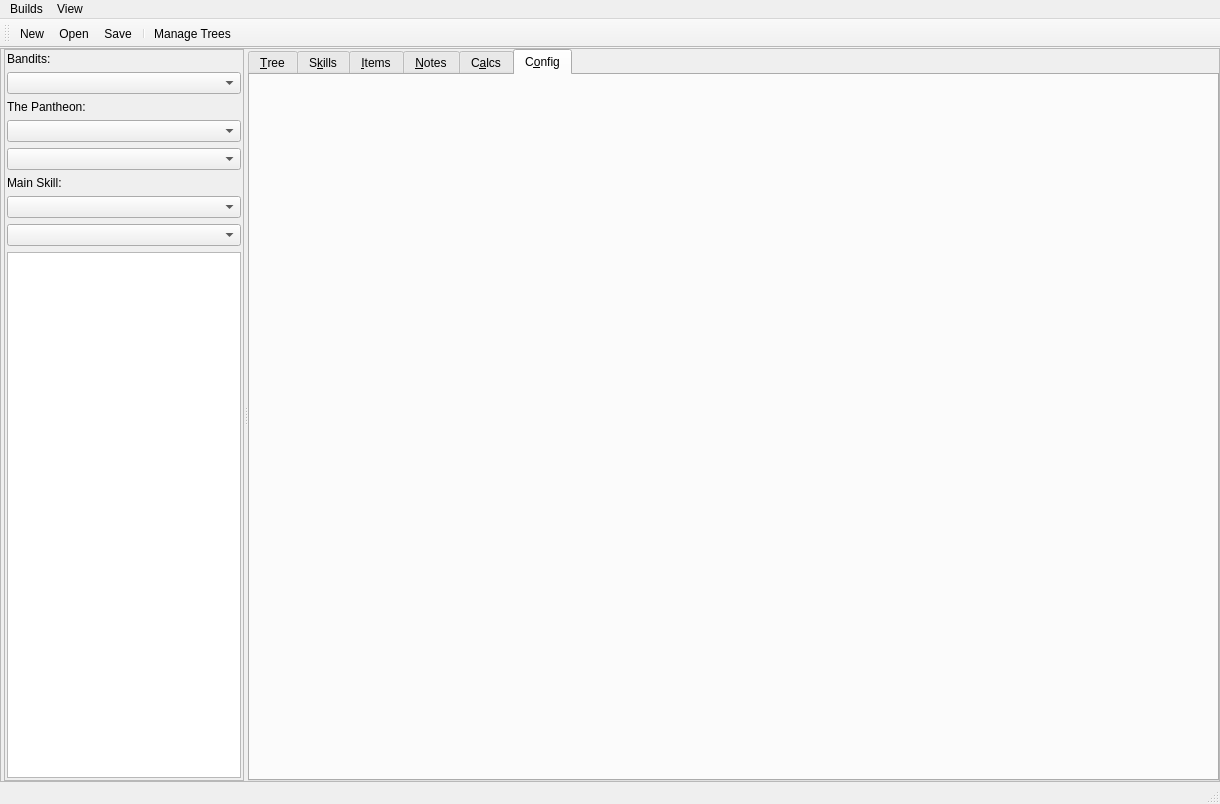
First picture: the form in Assets/PoB_Main_Window.ui, repository PathOfBuildingCommunity/PathOfBuilding-Python, before the edit.
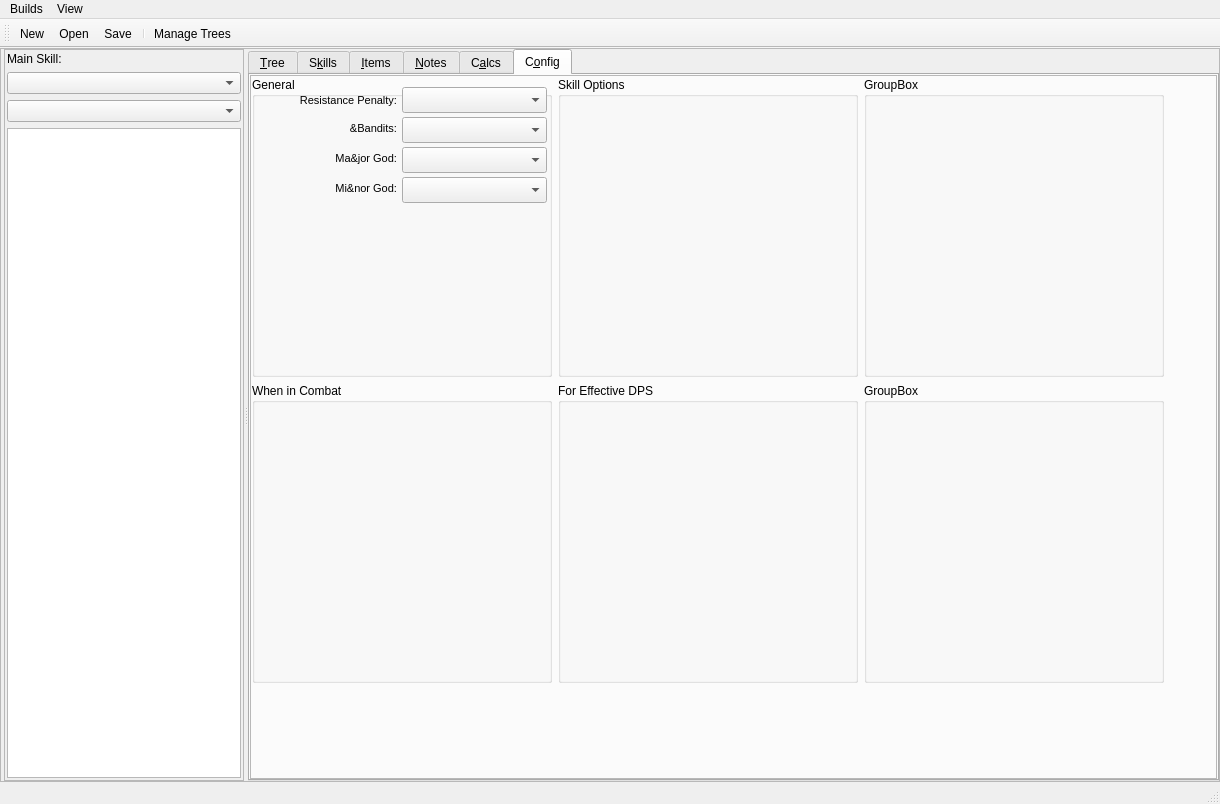
Second picture: the form after the edit. The open tabs and pages were chosen to show the change. Icons and pictures are not drawn.

The edit to the form file:
```diff
--- a/Assets/PoB_Main_Window.ui
+++ b/Assets/PoB_Main_Window.ui
@@ -19,6 +19,12 @@
   <property name="windowTitle">
    <string>MainWindow</string>
   </property>
+  <property name="styleSheet">
+   <string notr="true">QMenu {padding-left: 0px;}
+QMenu::item {padding-left: 0px;}
+QMenu::item:selected {background-color: rgb(0, 85, 127);color: rgb(255, 255, 255);}
+QAction {padding-left: 0px;}</string>
+  </property>
   <widget class="QWidget" name="centralwidget">
    <layout class="QHBoxLayout" name="horizontalLayout">
     <property name="leftMargin">
@@ -142,104 +148,7 @@
             <property name="bottomMargin">
              <number>2</number>
             </property>
-            <item row="5" column="0">
-             <widget class="QLabel" name="label_MainSkill">
-              <property name="minimumSize">
-               <size>
-                <width>0</width>
-                <height>0</height>
-               </size>
-              </property>
-              <property name="text">
-               <string>Main Skill:</string>
-              </property>
-             </widget>
-            </item>
-            <item row="4" column="0">
-             <widget class="QComboBox" name="combo_MinorGods">
-              <property name="sizePolicy">
-               <sizepolicy hsizetype="Expanding" vsizetype="Fixed">
-                <horstretch>0</horstretch>
-                <verstretch>0</verstretch>
-               </sizepolicy>
-              </property>
-              <property name="minimumSize">
-               <size>
-                <width>180</width>
-                <height>0</height>
-               </size>
-              </property>
-              <property name="maximumSize">
-               <size>
-                <width>280</width>
-                <height>16777215</height>
-               </size>
-              </property>
-              <property name="placeholderText">
-               <string>Make a Selection</string>
-              </property>
-             </widget>
-            </item>
-            <item row="3" column="0">
-             <widget class="QComboBox" name="combo_MajorGods">
-              <property name="sizePolicy">
-               <sizepolicy hsizetype="Expanding" vsizetype="Fixed">
-                <horstretch>0</horstretch>
-                <verstretch>0</verstretch>
-               </sizepolicy>
-              </property>
-              <property name="minimumSize">
-               <size>
-                <width>180</width>
-                <height>0</height>
-               </size>
-              </property>
-              <property name="maximumSize">
-               <size>
-                <width>280</width>
-                <height>16777215</height>
-               </size>
-              </property>
-              <property name="placeholderText">
-               <string>Make a Selection</string>
-              </property>
-             </widget>
-            </item>
-            <item row="1" column="0">
-             <widget class="QComboBox" name="combo_Bandits">
-              <property name="sizePolicy">
-               <sizepolicy hsizetype="MinimumExpanding" vsizetype="Fixed">
-                <horstretch>0</horstretch>
-                <verstretch>0</verstretch>
-               </sizepolicy>
-              </property>
-              <property name="minimumSize">
-               <size>
-                <width>180</width>
-                <height>0</height>
-               </size>
-              </property>
-              <property name="maximumSize">
-               <size>
-                <width>280</width>
-                <height>16777215</height>
-               </size>
-              </property>
-              <property name="sizeAdjustPolicy">
-               <enum>QComboBox::AdjustToContentsOnFirstShow</enum>
-              </property>
-              <property name="minimumContentsLength">
-               <number>60</number>
-              </property>
-              <property name="placeholderText">
-               <string>Make a Selection</string>
-              </property>
-              <property name="modelColumn">
-               <number>0</number>
-              </property>
-             </widget>
-            </item>
-            <item row="7" column="0">
+            <item row="2" column="0">
              <widget class="QComboBox" name="combo_MainSkillActive">
               <property name="sizePolicy">
                <sizepolicy hsizetype="Expanding" vsizetype="Fixed">
@@ -264,7 +173,7 @@
               </property>
              </widget>
             </item>
-            <item row="6" column="0">
+            <item row="1" column="0">
              <widget class="QComboBox" name="combo_MainSkill">
               <property name="sizePolicy">
                <sizepolicy hsizetype="Expanding" vsizetype="Fixed">
@@ -292,27 +201,7 @@
               </property>
              </widget>
             </item>
-            <item row="0" column="0">
-             <widget class="QLabel" name="label_Bandits">
-              <property name="text">
-               <string>Bandits:</string>
-              </property>
-             </widget>
-            </item>
-            <item row="2" column="0">
-             <widget class="QLabel" name="label_Pantheon">
-              <property name="minimumSize">
-               <size>
-                <width>0</width>
-                <height>0</height>
-               </size>
-              </property>
-              <property name="text">
-               <string>The Pantheon:</string>
-              </property>
-             </widget>
-            </item>
-            <item row="8" column="0">
+            <item row="3" column="0">
              <widget class="QTextEdit" name="textedit_Statistics">
               <property name="font">
                <font>
@@ -324,6 +213,19 @@
               </property>
              </widget>
             </item>
+            <item row="0" column="0">
+             <widget class="QLabel" name="label_MainSkill">
+              <property name="minimumSize">
+               <size>
+                <width>0</width>
+                <height>0</height>
+               </size>
+              </property>
+              <property name="text">
+               <string>Main Skill:</string>
+              </property>
+             </widget>
+            </item>
            </layout>
           </widget>
           <widget class="QTabWidget" name="tab_main">
@@ -1705,6 +1607,441 @@
             <attribute name="whatsThis">
              <string notr="true">CONFIG</string>
             </attribute>
+            <layout class="QHBoxLayout" name="horizontalLayout_2">
+             <property name="leftMargin">
+              <number>0</number>
+             </property>
+             <property name="topMargin">
+              <number>0</number>
+             </property>
+             <property name="rightMargin">
+              <number>0</number>
+             </property>
+             <property name="bottomMargin">
+              <number>0</number>
+             </property>
+             <item>
+              <widget class="QFrame" name="frame_Config">
+               <property name="frameShape">
+                <enum>QFrame::StyledPanel</enum>
+               </property>
+               <property name="frameShadow">
+                <enum>QFrame::Raised</enum>
+               </property>
+               <widget class="QGroupBox" name="grpbox_General">
+                <property name="geometry">
+                 <rect>
+                  <x>2</x>
+                  <y>2</y>
+                  <width>300</width>
+                  <height>300</height>
+                 </rect>
+                </property>
+                <property name="sizePolicy">
+                 <sizepolicy hsizetype="Fixed" vsizetype="Fixed">
+                  <horstretch>0</horstretch>
+                  <verstretch>0</verstretch>
+                 </sizepolicy>
+                </property>
+                <property name="minimumSize">
+                 <size>
+                  <width>300</width>
+                  <height>300</height>
+                 </size>
+                </property>
+                <property name="title">
+                 <string>General</string>
+                </property>
+                <widget class="QComboBox" name="combo_Bandits">
+                 <property name="geometry">
+                  <rect>
+                   <x>150</x>
+                   <y>40</y>
+                   <width>145</width>
+                   <height>26</height>
+                  </rect>
+                 </property>
+                 <property name="sizePolicy">
+                  <sizepolicy hsizetype="MinimumExpanding" vsizetype="Fixed">
+                   <horstretch>0</horstretch>
+                   <verstretch>0</verstretch>
+                  </sizepolicy>
+                 </property>
+                 <property name="minimumSize">
+                  <size>
+                   <width>145</width>
+                   <height>0</height>
+                  </size>
+                 </property>
+                 <property name="maximumSize">
+                  <size>
+                   <width>280</width>
+                   <height>16777215</height>
+                  </size>
+                 </property>
+                 <property name="font">
+                  <font>
+                   <pointsize>8</pointsize>
+                  </font>
+                 </property>
+                 <property name="sizeAdjustPolicy">
+                  <enum>QComboBox::AdjustToContentsOnFirstShow</enum>
+                 </property>
+                 <property name="minimumContentsLength">
+                  <number>60</number>
+                 </property>
+                 <property name="placeholderText">
+                  <string>Make a Selection</string>
+                 </property>
+                 <property name="modelColumn">
+                  <number>0</number>
+                 </property>
+                </widget>
+                <widget class="QComboBox" name="combo_MinorGods">
+                 <property name="geometry">
+                  <rect>
+                   <x>150</x>
+                   <y>100</y>
+                   <width>145</width>
+                   <height>26</height>
+                  </rect>
+                 </property>
+                 <property name="sizePolicy">
+                  <sizepolicy hsizetype="Expanding" vsizetype="Fixed">
+                   <horstretch>0</horstretch>
+                   <verstretch>0</verstretch>
+                  </sizepolicy>
+                 </property>
+                 <property name="minimumSize">
+                  <size>
+                   <width>145</width>
+                   <height>0</height>
+                  </size>
+                 </property>
+                 <property name="maximumSize">
+                  <size>
+                   <width>280</width>
+                   <height>16777215</height>
+                  </size>
+                 </property>
+                 <property name="font">
+                  <font>
+                   <pointsize>8</pointsize>
+                  </font>
+                 </property>
+                 <property name="placeholderText">
+                  <string>Make a Selection</string>
+                 </property>
+                </widget>
+                <widget class="QLabel" name="label_Bandits_2">
+                 <property name="geometry">
+                  <rect>
+                   <x>5</x>
+                   <y>43</y>
+                   <width>140</width>
+                   <height>16</height>
+                  </rect>
+                 </property>
+                 <property name="font">
+                  <font>
+                   <pointsize>8</pointsize>
+                  </font>
+                 </property>
+                 <property name="text">
+                  <string>&amp;Bandits:</string>
+                 </property>
+                 <property name="alignment">
+                  <set>Qt::AlignRight|Qt::AlignTrailing|Qt::AlignVCenter</set>
+                 </property>
+                </widget>
+                <widget class="QLabel" name="label_Pantheon_2">
+                 <property name="geometry">
+                  <rect>
+                   <x>5</x>
+                   <y>73</y>
+                   <width>140</width>
+                   <height>16</height>
+                  </rect>
+                 </property>
+                 <property name="minimumSize">
+                  <size>
+                   <width>0</width>
+                   <height>0</height>
+                  </size>
+                 </property>
+                 <property name="font">
+                  <font>
+                   <pointsize>8</pointsize>
+                  </font>
+                 </property>
+                 <property name="text">
+                  <string>Ma&amp;jor God:</string>
+                 </property>
+                 <property name="alignment">
+                  <set>Qt::AlignRight|Qt::AlignTrailing|Qt::AlignVCenter</set>
+                 </property>
+                </widget>
+                <widget class="QComboBox" name="combo_MajorGods">
+                 <property name="geometry">
+                  <rect>
+                   <x>150</x>
+                   <y>70</y>
+                   <width>145</width>
+                   <height>26</height>
+                  </rect>
+                 </property>
+                 <property name="sizePolicy">
+                  <sizepolicy hsizetype="Expanding" vsizetype="Fixed">
+                   <horstretch>0</horstretch>
+                   <verstretch>0</verstretch>
+                  </sizepolicy>
+                 </property>
+                 <property name="minimumSize">
+                  <size>
+                   <width>145</width>
+                   <height>0</height>
+                  </size>
+                 </property>
+                 <property name="maximumSize">
+                  <size>
+                   <width>280</width>
+                   <height>16777215</height>
+                  </size>
+                 </property>
+                 <property name="font">
+                  <font>
+                   <pointsize>8</pointsize>
+                  </font>
+                 </property>
+                 <property name="placeholderText">
+                  <string>Make a Selection</string>
+                 </property>
+                </widget>
+                <widget class="QLabel" name="label_ResPenalty">
+                 <property name="geometry">
+                  <rect>
+                   <x>5</x>
+                   <y>13</y>
+                   <width>140</width>
+                   <height>20</height>
+                  </rect>
+                 </property>
+                 <property name="font">
+                  <font>
+                   <pointsize>8</pointsize>
+                  </font>
+                 </property>
+                 <property name="layoutDirection">
+                  <enum>Qt::LeftToRight</enum>
+                 </property>
+                 <property name="text">
+                  <string>Resistance Penalty:</string>
+                 </property>
+                 <property name="alignment">
+                  <set>Qt::AlignRight|Qt::AlignTrailing|Qt::AlignVCenter</set>
+                 </property>
+                </widget>
+                <widget class="QComboBox" name="combo_ResPenalty">
+                 <property name="geometry">
+                  <rect>
+                   <x>150</x>
+                   <y>10</y>
+                   <width>145</width>
+                   <height>26</height>
+                  </rect>
+                 </property>
+                 <property name="sizePolicy">
+                  <sizepolicy hsizetype="MinimumExpanding" vsizetype="Fixed">
+                   <horstretch>0</horstretch>
+                   <verstretch>0</verstretch>
+                  </sizepolicy>
+                 </property>
+                 <property name="minimumSize">
+                  <size>
+                   <width>145</width>
+                   <height>0</height>
+                  </size>
+                 </property>
+                 <property name="maximumSize">
+                  <size>
+                   <width>280</width>
+                   <height>16777215</height>
+                  </size>
+                 </property>
+                 <property name="font">
+                  <font>
+                   <pointsize>8</pointsize>
+                  </font>
+                 </property>
+                 <property name="sizeAdjustPolicy">
+                  <enum>QComboBox::AdjustToContentsOnFirstShow</enum>
+                 </property>
+                 <property name="minimumContentsLength">
+                  <number>60</number>
+                 </property>
+                 <property name="placeholderText">
+                  <string>Make a Selection</string>
+                 </property>
+                 <property name="modelColumn">
+                  <number>0</number>
+                 </property>
+                </widget>
+                <widget class="QLabel" name="label_Pantheon_3">
+                 <property name="geometry">
+                  <rect>
+                   <x>5</x>
+                   <y>103</y>
+                   <width>140</width>
+                   <height>16</height>
+                  </rect>
+                 </property>
+                 <property name="minimumSize">
+                  <size>
+                   <width>0</width>
+                   <height>0</height>
+                  </size>
+                 </property>
+                 <property name="font">
+                  <font>
+                   <pointsize>8</pointsize>
+                  </font>
+                 </property>
+                 <property name="text">
+                  <string>Mi&amp;nor God:</string>
+                 </property>
+                 <property name="alignment">
+                  <set>Qt::AlignRight|Qt::AlignTrailing|Qt::AlignVCenter</set>
+                 </property>
+                </widget>
+               </widget>
+               <widget class="QGroupBox" name="grpbox_SkillOptions">
+                <property name="geometry">
+                 <rect>
+                  <x>308</x>
+                  <y>2</y>
+                  <width>300</width>
+                  <height>300</height>
+                 </rect>
+                </property>
+                <property name="sizePolicy">
+                 <sizepolicy hsizetype="Fixed" vsizetype="Fixed">
+                  <horstretch>0</horstretch>
+                  <verstretch>0</verstretch>
+                 </sizepolicy>
+                </property>
+                <property name="minimumSize">
+                 <size>
+                  <width>300</width>
+                  <height>300</height>
+                 </size>
+                </property>
+                <property name="title">
+                 <string>Skill Options</string>
+                </property>
+               </widget>
+               <widget class="QGroupBox" name="grpbox_Combat">
+                <property name="geometry">
+                 <rect>
+                  <x>2</x>
+                  <y>308</y>
+                  <width>300</width>
+                  <height>300</height>
+                 </rect>
+                </property>
+                <property name="sizePolicy">
+                 <sizepolicy hsizetype="Fixed" vsizetype="Fixed">
+                  <horstretch>0</horstretch>
+                  <verstretch>0</verstretch>
+                 </sizepolicy>
+                </property>
+                <property name="minimumSize">
+                 <size>
+                  <width>300</width>
+                  <height>300</height>
+                 </size>
+                </property>
+                <property name="title">
+                 <string>When in Combat</string>
+                </property>
+               </widget>
+               <widget class="QGroupBox" name="grpbox_5">
+                <property name="geometry">
+                 <rect>
+                  <x>614</x>
+                  <y>2</y>
+                  <width>300</width>
+                  <height>300</height>
+                 </rect>
+                </property>
+                <property name="sizePolicy">
+                 <sizepolicy hsizetype="Fixed" vsizetype="Fixed">
+                  <horstretch>0</horstretch>
+                  <verstretch>0</verstretch>
+                 </sizepolicy>
+                </property>
+                <property name="minimumSize">
+                 <size>
+                  <width>300</width>
+                  <height>300</height>
+                 </size>
+                </property>
+                <property name="title">
+                 <string>GroupBox</string>
+                </property>
+               </widget>
+               <widget class="QGroupBox" name="grpbox_EffectiveDPS">
+                <property name="geometry">
+                 <rect>
+                  <x>308</x>
+                  <y>308</y>
+                  <width>300</width>
+                  <height>300</height>
+                 </rect>
+                </property>
+                <property name="sizePolicy">
+                 <sizepolicy hsizetype="Fixed" vsizetype="Fixed">
+                  <horstretch>0</horstretch>
+                  <verstretch>0</verstretch>
+                 </sizepolicy>
+                </property>
+                <property name="minimumSize">
+                 <size>
+                  <width>300</width>
+                  <height>300</height>
+                 </size>
+                </property>
+                <property name="title">
+                 <string>For Effective DPS</string>
+                </property>
+               </widget>
+               <widget class="QGroupBox" name="grpbox_6">
+                <property name="geometry">
+                 <rect>
+                  <x>614</x>
+                  <y>308</y>
+                  <width>300</width>
+                  <height>300</height>
+                 </rect>
+                </property>
+                <property name="sizePolicy">
+                 <sizepolicy hsizetype="Fixed" vsizetype="Fixed">
+                  <horstretch>0</horstretch>
+                  <verstretch>0</verstretch>
+                 </sizepolicy>
+                </property>
+                <property name="minimumSize">
+                 <size>
+                  <width>300</width>
+                  <height>300</height>
+                 </size>
+                </property>
+                <property name="title">
+                 <string>GroupBox</string>
+                </property>
+               </widget>
+              </widget>
+             </item>
+            </layout>
            </widget>
           </widget>
          </widget>
```
Left out of the diff: 146 changed lines with no effect on the pictures.
